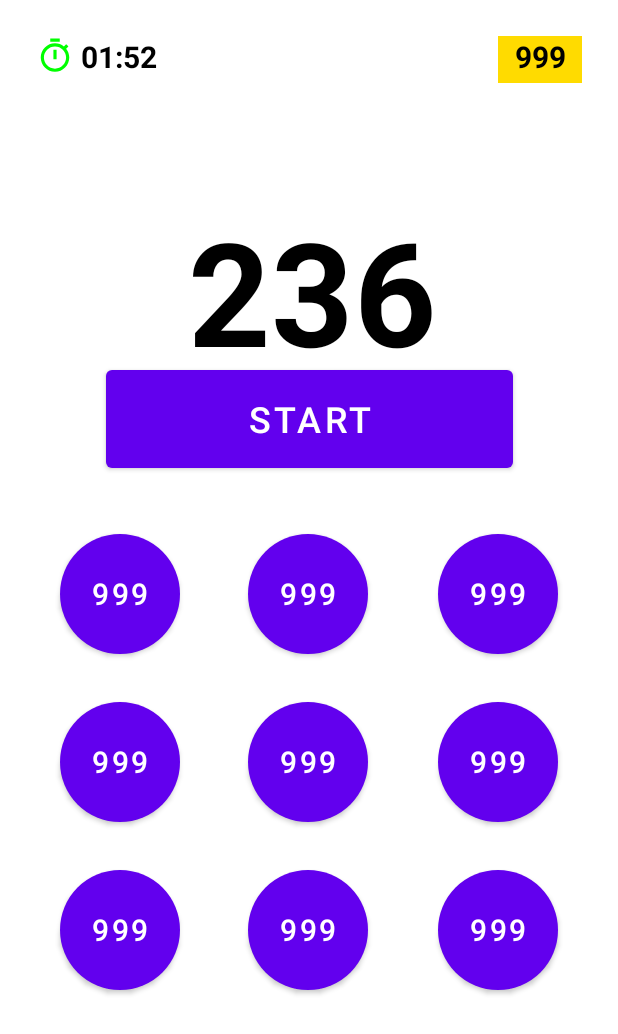
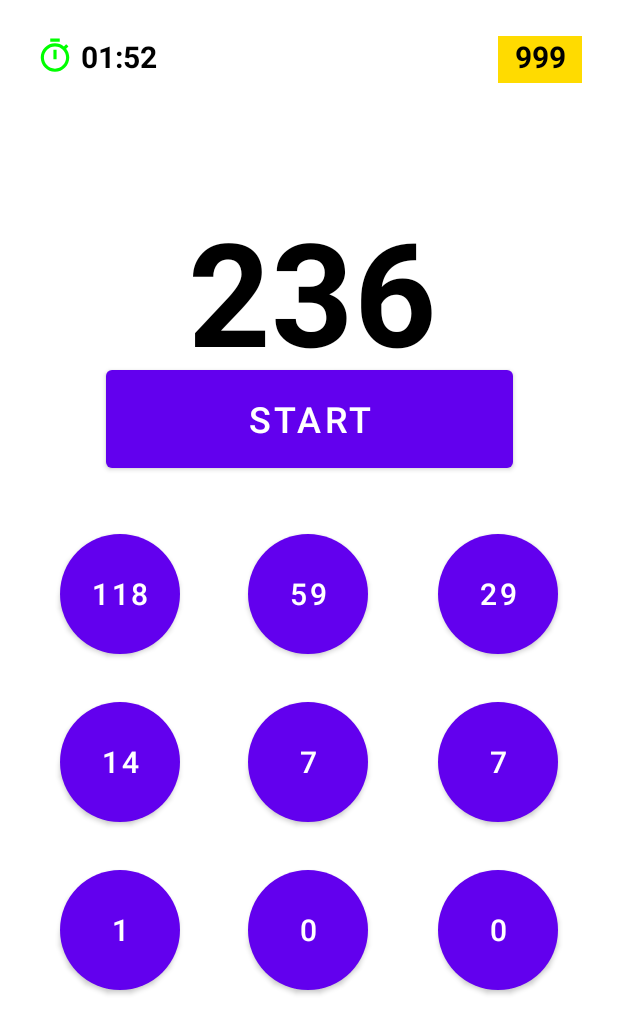
Before and after one commit to augsmachado/android_peg_solitaire, an Android app: the screen it shows after launch (MainActivity), on a phone screen of 412 x 824 dp. Shown: the top 1034 px of the screen. Run offline under Robolectric (Android 15) with nearby library versions, the phone set to English and light mode, and no system bars.

```diff
--- a/PegSolitaire/app/src/main/java/com/augsmachado/pegsolitaire/MainActivity.java
+++ b/PegSolitaire/app/src/main/java/com/augsmachado/pegsolitaire/MainActivity.java
@@ -23,6 +23,8 @@ public class MainActivity extends AppCompatActivity {
     private TextView mTimer;
     private TextView mResults;
 
+    private Button mFirstButton, mSecondButton, mThirdButton, mFourthButton, mFifthButton;
+    private  Button mSixthButton, mSeventhButton, mEighthButton, mNinthButton;
 
 
 
@@ -38,8 +40,14 @@ public class MainActivity extends AppCompatActivity {
 
 
         // Generate random number
-        int randomNumber = generateRandomNumber();
+        int randomNumber = generateRandomNumber(MAX_RANDOM);
+
+        if (randomNumber == 1 || randomNumber == 0) randomNumber += 2;
+
         mResults.setText(String.valueOf(randomNumber));
+
+        // Generate game board
+        generateBoardGame(randomNumber);
 
         // Initialize countdown timer
         new CountDownTimer(duration, MAX_MILLISECONDS) {
@@ -74,10 +82,77 @@ public class MainActivity extends AppCompatActivity {
 
         mResults = findViewById(R.id.results);
 
+        mFirstButton = findViewById(R.id.line1Button1);
+        mSecondButton = findViewById(R.id.line1Button2);
+        mThirdButton = findViewById(R.id.line1Button3);
+        mFourthButton = findViewById(R.id.line2Button1);
+        mFifthButton = findViewById(R.id.line2Button2);
+        mSixthButton = findViewById(R.id.line2Button3);
+        mSeventhButton = findViewById(R.id.line3Button1);
+        mEighthButton = findViewById(R.id.line3Button2);
+        mNinthButton = findViewById(R.id.line3Button3);
 
     }
 
-    private int generateRandomNumber() {
-        return ThreadLocalRandom.current().nextInt(MAX_RANDOM);
+    private int generateRandomNumber(int value) {
+        return ThreadLocalRandom.current().nextInt(value);
+    }
+
+    private void generateBoardGame (int randomNumber) {
+        int[] array;
+
+        // Successive divisions of the random number
+        array = successiveDivisions(randomNumber);
+
+        // Difference between summation and random number
+        array = diffSummationRandomNumber(array, randomNumber);
+
+
+        mFirstButton.setText(String.valueOf(array[0]));
+        mSecondButton.setText(String.valueOf(array[1]));
+        mThirdButton.setText(String.valueOf(array[2]));
+        mFourthButton.setText(String.valueOf(array[3]));
+        mFifthButton.setText(String.valueOf(array[4]));
+        mSixthButton.setText(String.valueOf(array[5]));
+        mSeventhButton.setText(String.valueOf(array[6]));
+        mEighthButton.setText(String.valueOf(array[7]));
+        mNinthButton.setText(String.valueOf(array[8]));
+    }
+
+    // Successive divisions of the random number
+    private int[] successiveDivisions (int randomNumber) {
+        int[] array = new int[9];
+        array[0] = randomNumber / 2;
+
+        for(int i = 1; i < 8; i++) {
+            array[i] = array[i-1]/ 2;
+        }
+
+        return array;
+    }
+
+    // Difference between summation and random number
+    private int[] diffSummationRandomNumber(int[] array, int randomNumber) {
+        int sum = 0;
+
+        // Summation of values on array
+        for(int i = 0; i < 9; i++) {
+            sum = sum + array[i];
+        }
+
+        // Difference between summation and random number
+        int diff = randomNumber - sum - 1;
+
+        // Test the positions is not zero
+        sum = 0;
+        for(int i = 0; i < 9; i++) {
+            if (array[i] != 0) sum++;
+        }
+
+        // Add diff in random position of array, if value different of zero
+        int i = generateRandomNumber(sum);
+        array[i] = array[i] + diff;
+
+        return array;
     }
 }
--- a/PegSolitaire/app/src/main/res/layout/activity_main.xml
+++ b/PegSolitaire/app/src/main/res/layout/activity_main.xml
@@ -58,7 +58,7 @@
         android:layout_marginEnd="40dp"
         android:background="@drawable/round_button"
         android:gravity="center_vertical|center_horizontal"
-        android:text="999"
+        android:text=""
         android:textAlignment="center"
         android:textColor="@color/white"
         android:textSize="20sp"
@@ -73,7 +73,7 @@
         android:layout_marginTop="356dp"
         android:background="@drawable/round_button"
         android:gravity="center_vertical|center_horizontal"
-        android:text="999"
+        android:text=""
         android:textAlignment="center"
         android:textColor="@color/white"
         android:textSize="20sp"
@@ -88,7 +88,7 @@
         android:layout_marginTop="356dp"
         android:background="@drawable/round_button"
         android:gravity="center_vertical|center_horizontal"
-        android:text="999"
+        android:text=""
         android:textAlignment="center"
         android:textColor="@color/white"
         android:textSize="20sp"
@@ -105,7 +105,7 @@
         android:layout_marginEnd="40dp"
         android:background="@drawable/round_button"
         android:gravity="center_vertical|center_horizontal"
-        android:text="999"
+        android:text=""
         android:textAlignment="center"
         android:textColor="@color/white"
         android:textSize="20sp"
@@ -120,7 +120,7 @@
         android:layout_marginTop="32dp"
         android:background="@drawable/round_button"
         android:gravity="center_vertical|center_horizontal"
-        android:text="999"
+        android:text=""
         android:textAlignment="center"
         android:textColor="@color/white"
         android:textSize="20sp"
@@ -134,7 +134,7 @@
         android:layout_marginTop="32dp"
         android:background="@drawable/round_button"
         android:gravity="center_vertical|center_horizontal"
-        android:text="999"
+        android:text=""
         android:textAlignment="center"
         android:textColor="@color/white"
         android:textSize="20sp"
@@ -152,7 +152,7 @@
         android:layout_marginTop="32dp"
         android:background="@drawable/round_button"
         android:gravity="center_vertical|center_horizontal"
-        android:text="999"
+        android:text=""
         android:textAlignment="center"
         android:textColor="@color/white"
         android:textSize="20sp"
@@ -166,7 +166,7 @@
         android:layout_marginTop="32dp"
         android:background="@drawable/round_button"
         android:gravity="center_vertical|center_horizontal"
-        android:text="999"
+        android:text=""
         android:textAlignment="center"
         android:textColor="@color/white"
         android:textSize="20sp"
@@ -183,7 +183,7 @@
         android:layout_marginEnd="40dp"
         android:background="@drawable/round_button"
         android:gravity="center_vertical|center_horizontal"
-        android:text="999"
+        android:text=""
         android:textAlignment="center"
         android:textColor="@color/white"
         android:textSize="20sp"
```
